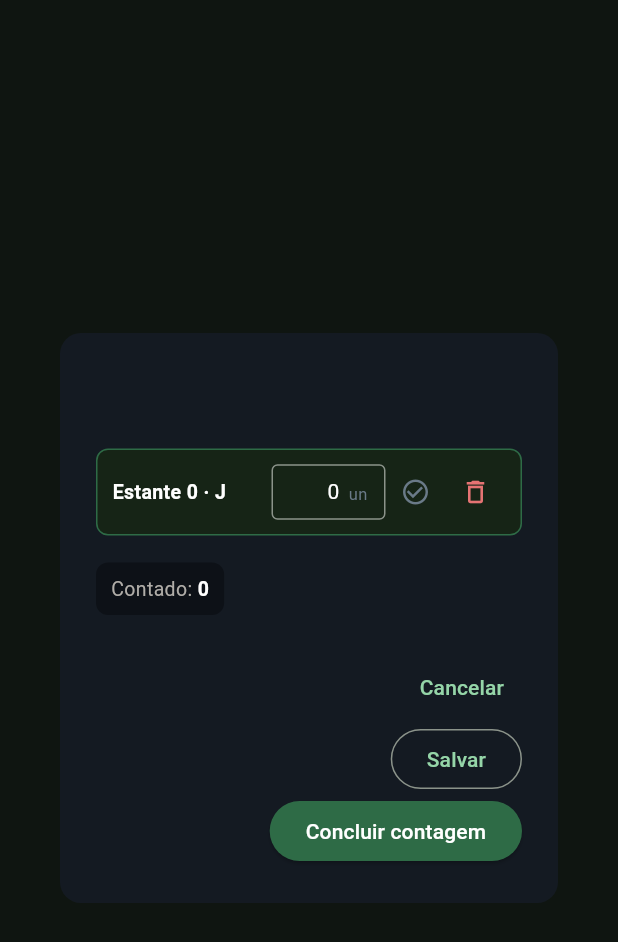
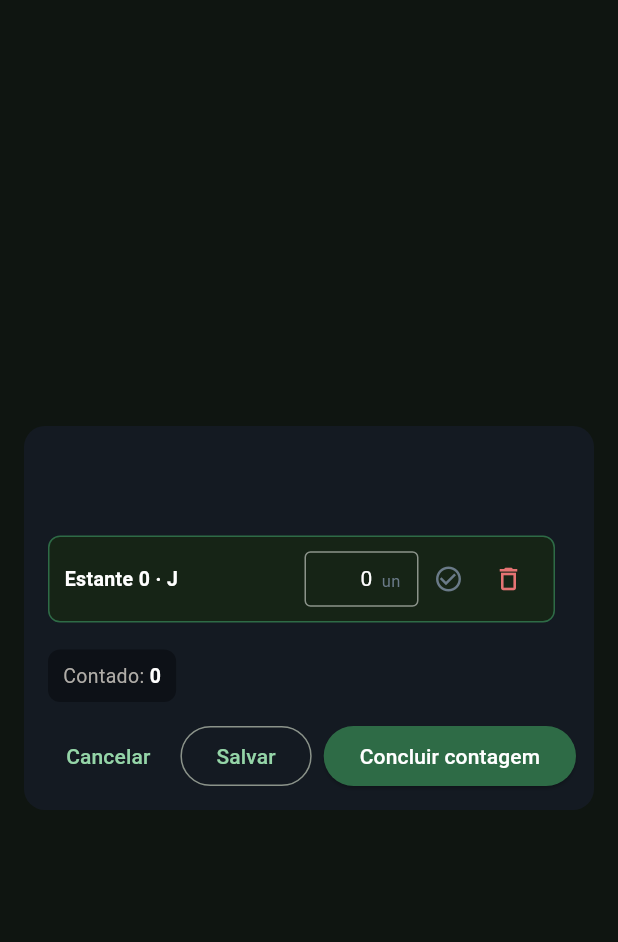
Before and after one commit to LeoLira1/Gondolas, a Flutter app: the _QuantidadeDialog widget shown alone on an empty page, opened directly with empty values, on a phone screen of 412 x 824 dp. Shown: the top 942 px of the screen. Run offline on Flutter 3.47's test engine with Material 3 defaults, Android fonts, the phone set to English and light mode, and no system bars; our stand-ins replace shared_preferences; missing offline and left inert: libsql_dart; accounts and stored records are empty.

Commit message:
Torna rolável a lista de endereços do dialog de quantidade
O content do AlertDialog era uma Column sem scroll: com card de sugestão
mais vários endereços (ainda mais com o teclado aberto), o conteúdo
passava da altura disponível e os últimos campos ficavam inacessíveis.

- Lista de endereços agora rola em um SingleChildScrollView com Scrollbar
  sempre visível; o resumo (Contado/Sistema/Δ) fica fixo no rodapé.
- insetPadding/contentPadding reduzidos para 16, com largura calculada a
  partir da tela — em celular os cards deixam de espremer o texto.
- actionsPadding e espaçamento entre botões quando eles quebram em linha.

Co-Authored-By: Claude Opus 5 <noreply@anthropic.com>
Claude-Session: https://claude.ai/code/session_01D3KFVbcBZiN5Gu9zVf8Eeb

```diff
--- a/lib/quantidade_dialog.dart
+++ b/lib/quantidade_dialog.dart
@@ -113,6 +113,9 @@ class _QuantidadeDialog extends StatefulWidget {
 
 class _QuantidadeDialogState extends State<_QuantidadeDialog> {
   final _service = EstoqueLocalizadoService();
+  // Controller próprio da lista de endereços: a Scrollbar precisa dele pra
+  // manter o polegar sempre visível (thumbVisibility).
+  final _scrollController = ScrollController();
 
   bool    _carregando = true;
   bool    _salvando   = false;
@@ -143,6 +146,7 @@ class _QuantidadeDialogState extends State<_QuantidadeDialog> {
     for (final l in _linhasRemovidas) {
       l.controller.dispose();
     }
+    _scrollController.dispose();
     super.dispose();
   }
 
@@ -421,9 +425,14 @@ class _QuantidadeDialogState extends State<_QuantidadeDialog> {
 
   @override
   Widget build(BuildContext context) {
+    // Em celular a margem padrão do AlertDialog (40 de cada lado) espreme
+    // demais os cards de endereço; 16 dá espaço pro texto respirar.
+    final larguraTela = MediaQuery.of(context).size.width;
+    final largura = larguraTela - 64 < 380 ? larguraTela - 64 : 380.0;
     return AlertDialog(
       backgroundColor: const Color(0xFF141a22),
       surfaceTintColor: Colors.transparent,
+      insetPadding: const EdgeInsets.symmetric(horizontal: 16, vertical: 24),
       shape: RoundedRectangleBorder(borderRadius: BorderRadius.circular(14)),
       title: Column(
         mainAxisSize: MainAxisSize.min,
@@ -438,24 +447,48 @@ class _QuantidadeDialogState extends State<_QuantidadeDialog> {
               style: const TextStyle(color: Color(0xFF8a9aa8), fontSize: 12)),
         ],
       ),
+      titlePadding: const EdgeInsets.fromLTRB(16, 20, 16, 0),
+      contentPadding: const EdgeInsets.fromLTRB(16, 16, 16, 12),
       content: SizedBox(
-        width: 380,
+        width: largura,
         child: _carregando
             ? const Padding(
                 padding: EdgeInsets.symmetric(vertical: 30),
                 child: Center(child: CircularProgressIndicator()),
               )
+            // A lista de endereços rola (com barra sempre visível) e o resumo
+            // fica fixo no rodapé: com muitos endereços o conteúdo passava da
+            // altura da tela e os últimos campos ficavam inacessíveis.
             : Column(
                 mainAxisSize: MainAxisSize.min,
                 crossAxisAlignment: CrossAxisAlignment.start,
                 children: [
-                  if (_sugestao != null) _buildSugestaoCard(_sugestao!),
-                  ..._linhas.map(_buildLinha),
+                  Flexible(
+                    child: Scrollbar(
+                      controller: _scrollController,
+                      thumbVisibility: true,
+                      child: SingleChildScrollView(
+                        controller: _scrollController,
+                        // Espaço pro polegar da barra não cobrir os cards.
+                        padding: const EdgeInsets.only(right: 10),
+                        child: Column(
+                          mainAxisSize: MainAxisSize.min,
+                          crossAxisAlignment: CrossAxisAlignment.start,
+                          children: [
+                            if (_sugestao != null) _buildSugestaoCard(_sugestao!),
+                            ..._linhas.map(_buildLinha),
+                          ],
+                        ),
+                      ),
+                    ),
+                  ),
                   const SizedBox(height: 10),
                   _buildResumo(),
                 ],
               ),
       ),
+      actionsPadding: const EdgeInsets.fromLTRB(12, 0, 12, 12),
+      actionsOverflowButtonSpacing: 6,
       actions: _carregando
           ? null
           : [
```
